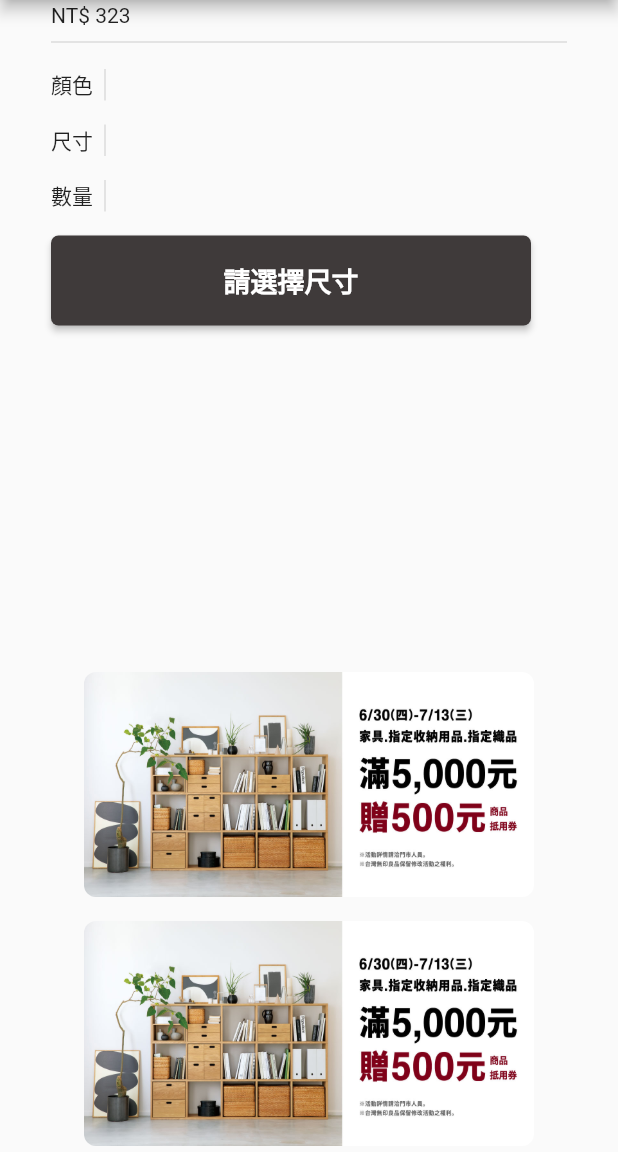
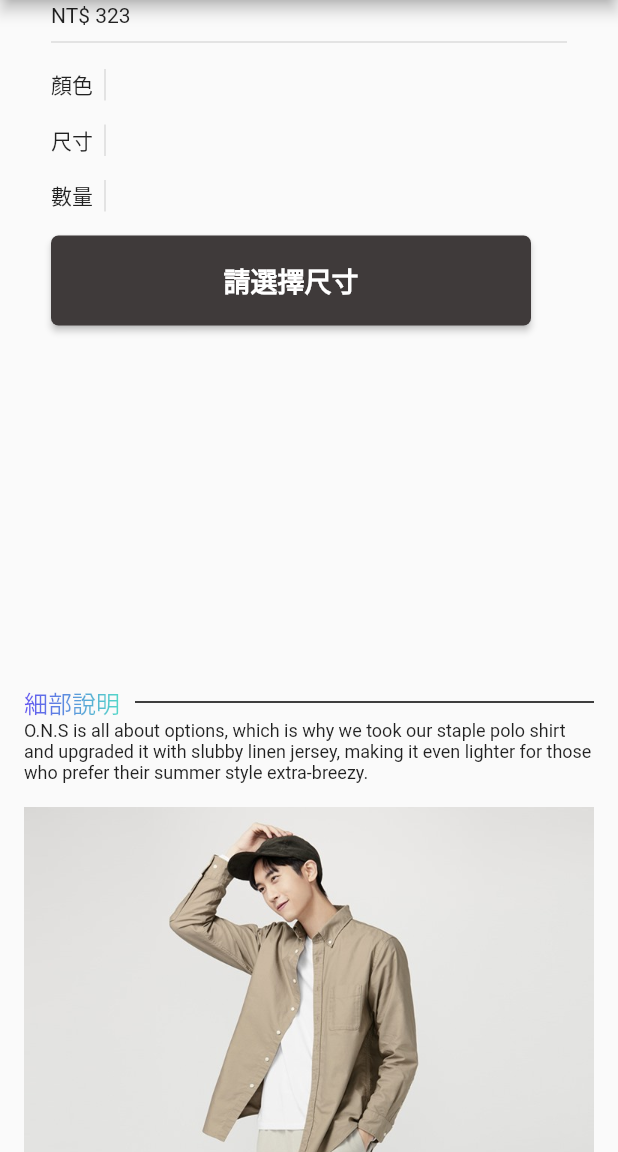
Before and after one commit to MicGun/Flutter-Stylish, a Flutter app: the screen it shows after launch, scrolled down 576 dp, on a phone screen of 412 x 824 dp, the part 84-1236 px from its top. Run offline on Flutter 3.47's test engine with Material 2 defaults, Android fonts, the phone set to English and light mode, and no system bars.

Commit message:
add product detail images widget

```diff
--- /dev/null
+++ b/stylish/lib/GradientText.dart
@@ -0,0 +1,24 @@
+import 'package:flutter/cupertino.dart';
+
+class GradientText extends StatelessWidget {
+  const GradientText(
+    this.text, {
+    required this.gradient,
+    this.style,
+  });
+
+  final String text;
+  final TextStyle? style;
+  final Gradient gradient;
+
+  @override
+  Widget build(BuildContext context) {
+    return ShaderMask(
+      blendMode: BlendMode.srcIn,
+      shaderCallback: (bounds) => gradient.createShader(
+        Rect.fromLTWH(0, 0, bounds.width, bounds.height),
+      ),
+      child: Text(text, style: style),
+    );
+  }
+}
--- /dev/null
+++ b/stylish/lib/ProductDetailImagesWidget.dart
@@ -0,0 +1,77 @@
+import 'package:flutter/material.dart';
+import 'package:flutter/widgets.dart';
+import 'package:stylish/GradientText.dart';
+
+class ProductDetailImagesWidget extends StatelessWidget {
+  @override
+  Widget build(BuildContext context) {
+    return SizedBox(
+      width: 720,
+      child: Column(
+        children: [
+          Row(
+              children: [
+                GradientText(
+                  '細部說明',
+                  style: const TextStyle(
+                    fontSize: 16,
+                  ),
+                  gradient: LinearGradient(
+                    colors: [
+                      Color(0xFF4B39EF),
+                      Color(0xFF39D2C0),
+                  ]
+                  ),
+                  ),
+                Expanded(
+                  child: Divider(color: Colors.black, height: 10,thickness: 1, indent: 10, endIndent: 0,)
+                  ),
+              ],
+            ),
+            Text(
+              '''O.N.S is all about options, which is why we took our staple polo shirt and upgraded it with slubby linen jersey, making it even lighter for those who prefer their summer style extra-breezy.''',
+              style: TextStyle(fontSize: 12),
+              ),
+          Row(
+            children: [
+              Expanded(
+                child: Column(
+                  children: [
+                    Padding(
+                      padding: const EdgeInsets.only(top: 16),
+                      child: Image(
+                          image: AssetImage('images/men_clothes.jpg'),
+                          fit: BoxFit.fill,
+                          ),
+                    ),
+                    Padding(
+                      padding: const EdgeInsets.only(top: 16),
+                      child: Image(
+                          image: AssetImage('images/men_clothes.jpg'),
+                          fit: BoxFit.fill,
+                          ),
+                    ),
+                    Padding(
+                      padding: const EdgeInsets.only(top: 16),
+                      child: Image(
+                          image: AssetImage('images/men_clothes.jpg'),
+                          fit: BoxFit.fill,
+                          ),
+                    ),
+                    Padding(
+                      padding: const EdgeInsets.only(top: 16),
+                      child: Image(
+                          image: AssetImage('images/men_clothes.jpg'),
+                          fit: BoxFit.fill,
+                          ),
+                    ),
+                  ],
+                  )
+                ),
+            ],
+          ),
+        ],
+      ),
+    );
+  }
+}
--- a/stylish/lib/ProductDetailsPage.dart
+++ b/stylish/lib/ProductDetailsPage.dart
@@ -2,6 +2,7 @@ import 'package:flutter/material.dart';
 import 'package:stylish/ImageCardWeiget.dart';
 import 'package:stylish/ProductVariaantsWidget.dart';
 
+import 'ProductDetailImagesWidget.dart';
 import 'main.dart';
 
 class ProductDetailsPage extends StatefulWidget {
@@ -41,15 +42,8 @@ class _ProductDetailsPage extends State<ProductDetailsPage> {
                 ],
               ),
               Column(
-                children: const [
-                  ImageCardWeiget(),
-                  ImageCardWeiget(),
-                  ImageCardWeiget(),
-                  ImageCardWeiget(),
-                  ImageCardWeiget(),
-                  ImageCardWeiget(),
-                  ImageCardWeiget(),
-                  ImageCardWeiget(),
+                children: [
+                  ProductDetailImagesWidget(),
                 ],
               ),
             ],
@@ -76,14 +70,10 @@ class _ProductDetailsPage extends State<ProductDetailsPage> {
                               ),
                   ),
                   ProductVariantsWidget(),
-            ImageCardWeiget(),
-            ImageCardWeiget(),
-            ImageCardWeiget(),
-            ImageCardWeiget(),
-            ImageCardWeiget(),
-            ImageCardWeiget(),
-            ImageCardWeiget(),
-            ImageCardWeiget(),
+                  Padding(
+                    padding: const EdgeInsets.all(16.0),
+                    child: ProductDetailImagesWidget(),
+                  ),
           ],
         )),
       );
```
